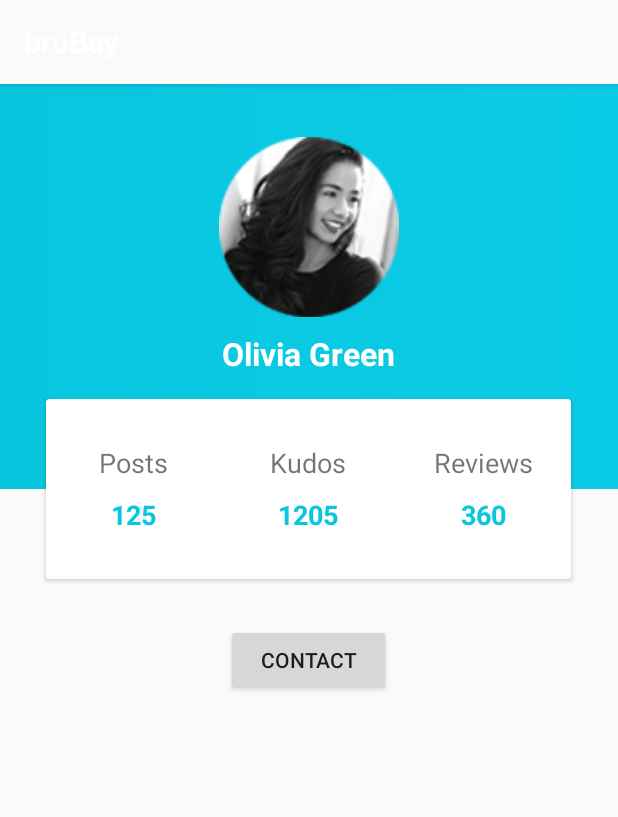
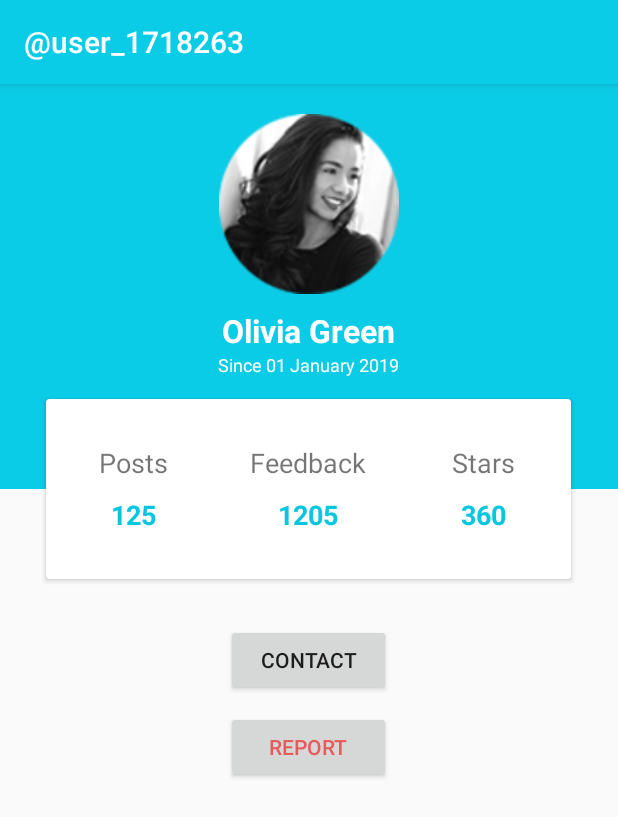
Before and after one commit to CS2001-Group6ix/BruBayApp, an Android app: the MainActivity screen opened directly, with no data from a screen before it, on a phone screen of 412 x 824 dp. Shown: the top 817 px of the screen. Run offline under Robolectric (Android 15) with nearby library versions, the phone set to English and light mode, and no system bars.

Commit message:
Buyer / Seller information page, made some further changes since draft 1.
- Olly

```diff
--- a/app/src/main/AndroidManifest.xml
+++ b/app/src/main/AndroidManifest.xml
@@ -9,7 +9,8 @@
         android:roundIcon="@mipmap/ic_launcher_round"
         android:supportsRtl="true"
         android:theme="@style/AppTheme">
-        <activity android:name=".MainActivity"></activity>
+        <activity android:name=".MainActivity"
+            android:label="@string/main_activity_title"/>
     </application>
 
 </manifest>
--- a/app/src/main/java/com/example/olee/brubay/MainActivity.java
+++ b/app/src/main/java/com/example/olee/brubay/MainActivity.java
@@ -8,13 +8,9 @@ import android.widget.Toast;
 
 public class MainActivity extends AppCompatActivity {
 
-
-
     @Override
     protected void onCreate(Bundle savedInstanceState) {
         super.onCreate(savedInstanceState);
         setContentView(R.layout.activity_main);
-
-
     }
 }
--- a/app/src/main/res/layout/activity_main.xml
+++ b/app/src/main/res/layout/activity_main.xml
@@ -12,16 +12,15 @@
         android:layout_width="match_parent"
         android:layout_height="350dp">
         <LinearLayout
-            android:background="@drawable/bg_gradient"
+            android:background="@color/endblue"
             android:layout_width="match_parent"
             android:layout_height="270dp"
             android:orientation="vertical">
-
             <ImageView
                 android:layout_width="120dp"
                 android:layout_height="120dp"
                 android:layout_gravity="center_horizontal"
-                android:layout_marginTop="35dp"
+                android:layout_marginTop="20dp"
                 android:src="@drawable/temp_profile_pic" />
             <TextView
                 android:layout_marginTop="10dp"
@@ -32,6 +31,13 @@
                 android:textColor="#fff"
                 android:textStyle="bold"
                 android:textSize="21sp"/>
+            <TextView
+                android:layout_gravity="center_horizontal"
+                android:layout_width="wrap_content"
+                android:layout_height="wrap_content"
+                android:text="Since 01 January 2019"
+                android:textColor="#fff"
+                android:textSize="12sp"/>
         </LinearLayout>
         <android.support.v7.widget.CardView
             android:layout_width="350dp"
@@ -72,7 +78,7 @@
                     <TextView
                         android:layout_width="wrap_content"
                         android:layout_height="wrap_content"
-                        android:text="Kudos"
+                        android:text="Feedback"
                         android:textSize="18sp"/>
                     <TextView
                         android:layout_width="wrap_content"
@@ -92,7 +98,7 @@
                     <TextView
                         android:layout_width="wrap_content"
                         android:layout_height="wrap_content"
-                        android:text="Reviews"
+                        android:text="Stars"
                         android:textSize="18sp"/>
                     <TextView
                         android:layout_width="wrap_content"
@@ -106,12 +112,17 @@
             </LinearLayout>
         </android.support.v7.widget.CardView>
     </RelativeLayout>
-
     <Button
         android:layout_width="110dp"
         android:layout_height="wrap_content"
         android:layout_gravity="center_horizontal"
         android:layout_marginTop="10dp"
         android:text="CONTACT" />
-
+    <Button
+        android:layout_width="110dp"
+        android:layout_height="wrap_content"
+        android:layout_gravity="center_horizontal"
+        android:layout_marginTop="10dp"
+        android:text="REPORT"
+        android:textColor="#e75a5a"/>
 </LinearLayout>
--- a/app/src/main/res/values/colors.xml
+++ b/app/src/main/res/values/colors.xml
@@ -1,8 +1,8 @@
 <?xml version="1.0" encoding="utf-8"?>
 <resources>
     <!--<color name="colorPrimary">#3F51B5</color>-->
-    <color name="colorPrimary">#fafafa</color>
-    <color name="colorPrimaryDark">#292b3d</color>
+    <color name="colorPrimary">#0bcce6</color>
+    <color name="colorPrimaryDark">#0baec4</color>
     <color name="colorAccent">#FF4081</color>
     <color name="graylight">#fafafa</color>
     <color name="startblue">#09c6df</color>
--- a/app/src/main/res/values/strings.xml
+++ b/app/src/main/res/values/strings.xml
@@ -1,3 +1,4 @@
 <resources>
     <string name="app_name">bruBay</string>
+    <string name="main_activity_title">"@user_1718263"</string>
 </resources>
--- a/app/src/main/res/values/styles.xml
+++ b/app/src/main/res/values/styles.xml
@@ -6,7 +6,6 @@
         <item name="colorPrimary">@color/colorPrimary</item>
         <item name="colorPrimaryDark">@color/colorPrimaryDark</item>
         <item name="colorAccent">@color/colorAccent</item>
-        <item name="android:windowLightStatusBar">false</item>
     </style>
 
 </resources>
```
